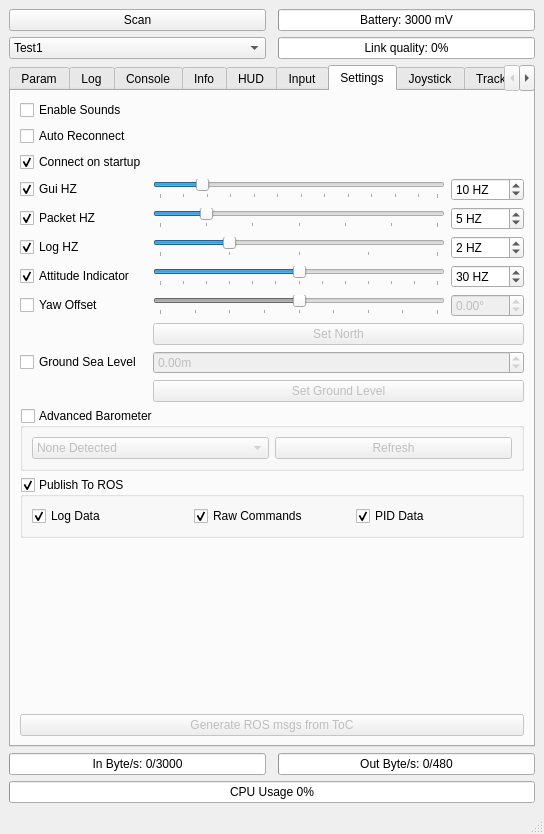
omwdunkley/crazyflieROS, file src/crazyflieROS/ui/driverGUI.ui: the form before one commit.
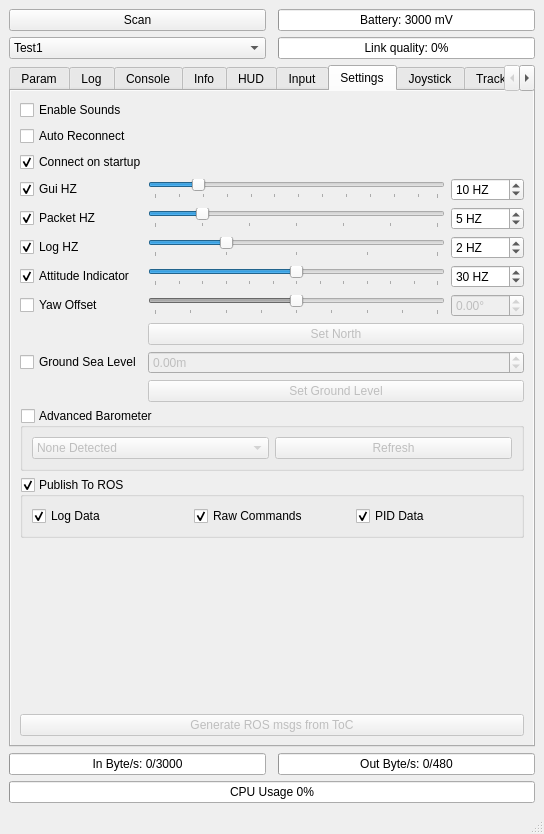
The form after the commit.

Commit message: added scrollbar to settings tab to reduce size below 800px

Patch:
```diff
--- a/src/crazyflieROS/ui/driverGUI.ui
+++ b/src/crazyflieROS/ui/driverGUI.ui
@@ -647,8 +647,136 @@
        <attribute name="title">
         <string>Settings</string>
        </attribute>
+       <layout class="QVBoxLayout" name="verticalLayout_6">
+        <property name="spacing">
+         <number>0</number>
+        </property>
+        <property name="margin">
+         <number>0</number>
+        </property>
+        <item>
+         <widget class="QScrollArea" name="scrollArea">
+          <property name="frameShape">
+           <enum>QFrame::NoFrame</enum>
+          </property>
+          <property name="lineWidth">
+           <number>0</number>
+          </property>
+          <property name="midLineWidth">
+           <number>0</number>
+          </property>
+          <property name="widgetResizable">
+           <bool>true</bool>
+          </property>
+          <widget class="QWidget" name="scrollAreaWidgetContents">
+           <property name="geometry">
+            <rect>
+             <x>0</x>
+             <y>0</y>
+             <width>522</width>
+             <height>608</height>
+            </rect>
+           </property>
        <layout class="QGridLayout" name="gridLayout_3">
-        <item row="6" column="2">
+            <item row="3" column="0">
+             <widget class="QCheckBox" name="checkBox_guiHZ">
+              <property name="toolTip">
+               <string>Limit the GUI update rate</string>
+              </property>
+              <property name="text">
+               <string>Gui HZ</string>
+              </property>
+              <property name="checked">
+               <bool>true</bool>
+              </property>
+             </widget>
+            </item>
+            <item row="3" column="1">
+             <widget class="QSlider" name="horizontalSlider_guiHZ">
+              <property name="minimum">
+               <number>1</number>
+              </property>
+              <property name="maximum">
+               <number>60</number>
+              </property>
+              <property name="pageStep">
+               <number>5</number>
+              </property>
+              <property name="value">
+               <number>10</number>
+              </property>
+              <property name="orientation">
+               <enum>Qt::Horizontal</enum>
+              </property>
+              <property name="tickPosition">
+               <enum>QSlider::TicksBelow</enum>
+              </property>
+             </widget>
+            </item>
+            <item row="3" column="2">
+             <widget class="QSpinBox" name="spinBox_guiHZ">
+              <property name="suffix">
+               <string> HZ</string>
+              </property>
+              <property name="minimum">
+               <number>1</number>
+              </property>
+              <property name="maximum">
+               <number>60</number>
+              </property>
+              <property name="singleStep">
+               <number>5</number>
+              </property>
+              <property name="value">
+               <number>10</number>
+              </property>
+             </widget>
+            </item>
+            <item row="4" column="0">
+             <widget class="QCheckBox" name="checkBox_pktHZ">
+              <property name="toolTip">
+               <string>the rate at which the packet in/out throughput is estimated</string>
+              </property>
+              <property name="text">
+               <string>Packet HZ</string>
+              </property>
+              <property name="checked">
+               <bool>true</bool>
+              </property>
+             </widget>
+            </item>
+            <item row="4" column="1">
+             <widget class="QSlider" name="horizontalSlider_pktHZ">
+              <property name="minimum">
+               <number>0</number>
+              </property>
+              <property name="maximum">
+               <number>30</number>
+              </property>
+              <property name="singleStep">
+               <number>5</number>
+              </property>
+              <property name="pageStep">
+               <number>10</number>
+              </property>
+              <property name="value">
+               <number>5</number>
+              </property>
+              <property name="sliderPosition">
+               <number>5</number>
+              </property>
+              <property name="orientation">
+               <enum>Qt::Horizontal</enum>
+              </property>
+              <property name="tickPosition">
+               <enum>QSlider::TicksBelow</enum>
+              </property>
+              <property name="tickInterval">
+               <number>5</number>
+              </property>
+             </widget>
+            </item>
+            <item row="4" column="2">
          <widget class="QSpinBox" name="spinBox_pktHZ">
           <property name="suffix">
            <string> HZ</string>
@@ -670,20 +798,20 @@
           </property>
          </widget>
         </item>
-        <item row="2" column="0">
-         <widget class="QCheckBox" name="checkBox_startupConnect">
+            <item row="5" column="0">
+             <widget class="QCheckBox" name="checkBox_logHZ">
           <property name="toolTip">
-           <string extracomment="Try to attempt a connection when starting the app"/>
+               <string>The rate at which the log rate estimation is updated</string>
           </property>
           <property name="text">
-           <string>Connect on startup</string>
+               <string>Log HZ</string>
           </property>
           <property name="checked">
            <bool>true</bool>
           </property>
          </widget>
         </item>
-        <item row="7" column="1">
+            <item row="5" column="1">
          <widget class="QSlider" name="horizontalSlider_logHZ">
           <property name="minimum">
            <number>1</number>
@@ -705,7 +833,89 @@
           </property>
          </widget>
         </item>
-        <item row="12" column="0">
+            <item row="5" column="2">
+             <widget class="QSpinBox" name="spinBox_logHZ">
+              <property name="suffix">
+               <string> HZ</string>
+              </property>
+              <property name="minimum">
+               <number>1</number>
+              </property>
+              <property name="maximum">
+               <number>5</number>
+              </property>
+              <property name="value">
+               <number>2</number>
+              </property>
+             </widget>
+            </item>
+            <item row="6" column="0">
+             <widget class="QCheckBox" name="checkBox_AI">
+              <property name="toolTip">
+               <string>AI update rate</string>
+              </property>
+              <property name="text">
+               <string>Attitude Indicator</string>
+              </property>
+              <property name="checked">
+               <bool>true</bool>
+              </property>
+             </widget>
+            </item>
+            <item row="6" column="1">
+             <widget class="QSlider" name="horizontalSlider_AI">
+              <property name="minimum">
+               <number>0</number>
+              </property>
+              <property name="maximum">
+               <number>60</number>
+              </property>
+              <property name="singleStep">
+               <number>5</number>
+              </property>
+              <property name="pageStep">
+               <number>10</number>
+              </property>
+              <property name="value">
+               <number>30</number>
+              </property>
+              <property name="sliderPosition">
+               <number>30</number>
+              </property>
+              <property name="orientation">
+               <enum>Qt::Horizontal</enum>
+              </property>
+              <property name="tickPosition">
+               <enum>QSlider::TicksBelow</enum>
+              </property>
+              <property name="tickInterval">
+               <number>5</number>
+              </property>
+             </widget>
+            </item>
+            <item row="6" column="2">
+             <widget class="QSpinBox" name="spinBox_AIHZ">
+              <property name="suffix">
+               <string> HZ</string>
+              </property>
+              <property name="prefix">
+               <string/>
+              </property>
+              <property name="minimum">
+               <number>1</number>
+              </property>
+              <property name="maximum">
+               <number>60</number>
+              </property>
+              <property name="singleStep">
+               <number>5</number>
+              </property>
+              <property name="value">
+               <number>30</number>
+              </property>
+             </widget>
+            </item>
+            <item row="7" column="0">
          <widget class="QCheckBox" name="checkBox_yaw">
           <property name="toolTip">
            <string>Add yaw offset</string>
@@ -715,7 +925,7 @@
           </property>
          </widget>
         </item>
-        <item row="12" column="1">
+            <item row="7" column="1">
          <widget class="QSlider" name="horizontalSlider_yaw">
           <property name="enabled">
            <bool>false</bool>
@@ -743,71 +953,7 @@
           </property>
          </widget>
         </item>
-        <item row="1" column="0">
-         <widget class="QCheckBox" name="checkBox_reconnect">
-          <property name="toolTip">
-           <string extracomment="Try to reconnect if an unintentional disconnect occurs"/>
-          </property>
-          <property name="text">
-           <string>Auto Reconnect</string>
-          </property>
-         </widget>
-        </item>
-        <item row="6" column="0">
-         <widget class="QCheckBox" name="checkBox_pktHZ">
-          <property name="toolTip">
-           <string>the rate at which the packet in/out throughput is estimated</string>
-          </property>
-          <property name="text">
-           <string>Packet HZ</string>
-          </property>
-          <property name="checked">
-           <bool>true</bool>
-          </property>
-         </widget>
-        </item>
-        <item row="0" column="0">
-         <widget class="QCheckBox" name="checkBox_beep">
-          <property name="toolTip">
-           <string extracomment="Enable beeping sounds. Will need the beep package and modprobe it"/>
-          </property>
-          <property name="text">
-           <string>Enable Sounds</string>
-          </property>
-         </widget>
-        </item>
-        <item row="6" column="1">
-         <widget class="QSlider" name="horizontalSlider_pktHZ">
-          <property name="minimum">
-           <number>0</number>
-          </property>
-          <property name="maximum">
-           <number>30</number>
-          </property>
-          <property name="singleStep">
-           <number>5</number>
-          </property>
-          <property name="pageStep">
-           <number>10</number>
-          </property>
-          <property name="value">
-           <number>5</number>
-          </property>
-          <property name="sliderPosition">
-           <number>5</number>
-          </property>
-          <property name="orientation">
-           <enum>Qt::Horizontal</enum>
-          </property>
-          <property name="tickPosition">
-           <enum>QSlider::TicksBelow</enum>
-          </property>
-          <property name="tickInterval">
-           <number>5</number>
-          </property>
-         </widget>
-        </item>
-        <item row="12" column="2">
+            <item row="7" column="2">
          <widget class="QDoubleSpinBox" name="doubleSpinBox_yaw">
           <property name="enabled">
            <bool>false</bool>
@@ -826,153 +972,57 @@
           </property>
          </widget>
         </item>
-        <item row="7" column="0">
-         <widget class="QCheckBox" name="checkBox_logHZ">
+            <item row="9" column="0">
+             <widget class="QCheckBox" name="checkBox_ground">
           <property name="toolTip">
-           <string>The rate at which the log rate estimation is updated</string>
+               <string>Use adjusted ground level for barometer</string>
           </property>
           <property name="text">
-           <string>Log HZ</string>
-          </property>
-          <property name="checked">
-           <bool>true</bool>
-          </property>
-         </widget>
-        </item>
-        <item row="24" column="0" colspan="3">
-         <widget class="QPushButton" name="pushButton_genRosMsg">
+               <string>Ground Sea Level</string>
+              </property>
+             </widget>
+            </item>
+            <item row="11" column="0" colspan="3">
+             <widget class="QGroupBox" name="groupBox_baro">
           <property name="enabled">
-           <bool>false</bool>
-          </property>
-          <property name="text">
-           <string>Generate ROS msgs from ToC</string>
-          </property>
-         </widget>
-        </item>
-        <item row="7" column="2">
-         <widget class="QSpinBox" name="spinBox_logHZ">
-          <property name="suffix">
-           <string> HZ</string>
-          </property>
-          <property name="minimum">
-           <number>1</number>
-          </property>
-          <property name="maximum">
-           <number>5</number>
-          </property>
-          <property name="value">
-           <number>2</number>
-          </property>
-         </widget>
-        </item>
-        <item row="8" column="1">
-         <widget class="QSlider" name="horizontalSlider_AI">
-          <property name="minimum">
-           <number>0</number>
-          </property>
-          <property name="maximum">
-           <number>60</number>
-          </property>
-          <property name="singleStep">
-           <number>5</number>
-          </property>
-          <property name="pageStep">
-           <number>10</number>
-          </property>
-          <property name="value">
-           <number>30</number>
-          </property>
-          <property name="sliderPosition">
-           <number>30</number>
-          </property>
-          <property name="orientation">
-           <enum>Qt::Horizontal</enum>
-          </property>
-          <property name="tickPosition">
-           <enum>QSlider::TicksBelow</enum>
-          </property>
-          <property name="tickInterval">
-           <number>5</number>
-          </property>
-         </widget>
-        </item>
-        <item row="8" column="0">
-         <widget class="QCheckBox" name="checkBox_AI">
-          <property name="toolTip">
-           <string>AI update rate</string>
+               <bool>true</bool>
+              </property>
+              <property name="title">
+               <string>Advanced Barometer</string>
+              </property>
+              <property name="checkable">
+               <bool>true</bool>
+              </property>
+              <property name="checked">
+               <bool>false</bool>
+              </property>
+              <layout class="QGridLayout" name="gridLayout_11">
+               <item row="0" column="0">
+                <widget class="QComboBox" name="comboBox_baro">
+                 <property name="enabled">
+                  <bool>false</bool>
+                 </property>
+                 <item>
+                  <property name="text">
+                   <string>None Detected</string>
+                  </property>
+                 </item>
+                </widget>
+               </item>
+               <item row="0" column="1">
+                <widget class="QPushButton" name="pushButton_baro">
+                 <property name="enabled">
+                  <bool>false</bool>
           </property>
           <property name="text">
-           <string>Attitude Indicator</string>
-          </property>
-          <property name="checked">
-           <bool>true</bool>
-          </property>
-         </widget>
-        </item>
-        <item row="8" column="2">
-         <widget class="QSpinBox" name="spinBox_AIHZ">
-          <property name="suffix">
-           <string> HZ</string>
-          </property>
-          <property name="prefix">
-           <string/>
-          </property>
-          <property name="minimum">
-           <number>1</number>
-          </property>
-          <property name="maximum">
-           <number>60</number>
-          </property>
-          <property name="singleStep">
-           <number>5</number>
-          </property>
-          <property name="value">
-           <number>30</number>
-          </property>
-         </widget>
-        </item>
-        <item row="4" column="2">
-         <widget class="QSpinBox" name="spinBox_guiHZ">
-          <property name="suffix">
-           <string> HZ</string>
-          </property>
-          <property name="minimum">
-           <number>1</number>
-          </property>
-          <property name="maximum">
-           <number>60</number>
-          </property>
-          <property name="singleStep">
-           <number>5</number>
-          </property>
-          <property name="value">
-           <number>10</number>
-          </property>
-         </widget>
-        </item>
-        <item row="4" column="1">
-         <widget class="QSlider" name="horizontalSlider_guiHZ">
-          <property name="minimum">
-           <number>1</number>
-          </property>
-          <property name="maximum">
-           <number>60</number>
-          </property>
-          <property name="pageStep">
-           <number>5</number>
-          </property>
-          <property name="value">
-           <number>10</number>
-          </property>
-          <property name="orientation">
-           <enum>Qt::Horizontal</enum>
-          </property>
-          <property name="tickPosition">
-           <enum>QSlider::TicksBelow</enum>
-          </property>
-         </widget>
-        </item>
-        <item row="19" column="0" colspan="3">
+                  <string>Refresh</string>
+                 </property>
+                </widget>
+               </item>
+              </layout>
+             </widget>
+            </item>
+            <item row="12" column="0" colspan="3">
          <widget class="QGroupBox" name="groupBox_ros">
           <property name="title">
            <string>Publish To ROS</string>
@@ -1014,40 +1064,20 @@
           </layout>
          </widget>
         </item>
-        <item row="13" column="1" colspan="2">
-         <widget class="QPushButton" name="pushButton_north">
-          <property name="enabled">
-           <bool>false</bool>
-          </property>
-          <property name="text">
-           <string>Set North</string>
-          </property>
-         </widget>
-        </item>
-        <item row="14" column="0">
-         <widget class="QCheckBox" name="checkBox_ground">
-          <property name="toolTip">
-           <string>Use adjusted ground level for barometer</string>
-          </property>
-          <property name="text">
-           <string>Ground Sea Level</string>
-          </property>
-         </widget>
-        </item>
-        <item row="4" column="0">
-         <widget class="QCheckBox" name="checkBox_guiHZ">
-          <property name="toolTip">
-           <string>Limit the GUI update rate</string>
-          </property>
-          <property name="text">
-           <string>Gui HZ</string>
-          </property>
-          <property name="checked">
-           <bool>true</bool>
-          </property>
-         </widget>
-        </item>
-        <item row="15" column="1" colspan="2">
+            <item row="13" column="0">
+             <spacer name="verticalSpacer">
+              <property name="orientation">
+               <enum>Qt::Vertical</enum>
+              </property>
+              <property name="sizeHint" stdset="0">
+               <size>
+                <width>20</width>
+                <height>38</height>
+               </size>
+              </property>
+             </spacer>
+            </item>
+            <item row="10" column="1" colspan="2">
          <widget class="QPushButton" name="pushButton_ground">
           <property name="enabled">
            <bool>false</bool>
@@ -1057,7 +1087,7 @@
           </property>
          </widget>
         </item>
-        <item row="14" column="1" colspan="2">
+            <item row="9" column="1" colspan="2">
          <widget class="QDoubleSpinBox" name="doubleSpinBox_ground">
           <property name="enabled">
            <bool>false</bool>
@@ -1076,58 +1106,62 @@
           </property>
          </widget>
         </item>
-        <item row="17" column="0" colspan="3">
-         <widget class="QGroupBox" name="groupBox_baro">
+            <item row="8" column="1" colspan="2">
+             <widget class="QPushButton" name="pushButton_north">
           <property name="enabled">
-           <bool>true</bool>
-          </property>
-          <property name="title">
-           <string>Advanced Barometer</string>
-          </property>
-          <property name="checkable">
-           <bool>true</bool>
+               <bool>false</bool>
+              </property>
+              <property name="text">
+               <string>Set North</string>
+              </property>
+             </widget>
+            </item>
+            <item row="2" column="0" colspan="3">
+             <widget class="QCheckBox" name="checkBox_startupConnect">
+              <property name="toolTip">
+               <string extracomment="Try to attempt a connection when starting the app"/>
+              </property>
+              <property name="text">
+               <string>Connect on startup</string>
           </property>
           <property name="checked">
-           <bool>false</bool>
-          </property>
-          <layout class="QGridLayout" name="gridLayout_11">
-           <item row="0" column="0">
-            <widget class="QComboBox" name="comboBox_baro">
-             <property name="enabled">
-              <bool>false</bool>
-             </property>
-             <item>
+               <bool>true</bool>
+              </property>
+             </widget>
+            </item>
+            <item row="1" column="0" colspan="2">
+             <widget class="QCheckBox" name="checkBox_reconnect">
+              <property name="toolTip">
+               <string extracomment="Try to reconnect if an unintentional disconnect occurs"/>
+              </property>
               <property name="text">
-               <string>None Detected</string>
+               <string>Auto Reconnect</string>
               </property>
-             </item>
-            </widget>
-           </item>
-           <item row="0" column="1">
-            <widget class="QPushButton" name="pushButton_baro">
+             </widget>
+            </item>
+            <item row="0" column="0" colspan="3">
+             <widget class="QCheckBox" name="checkBox_beep">
+              <property name="toolTip">
+               <string extracomment="Enable beeping sounds. Will need the beep package and modprobe it"/>
+              </property>
+              <property name="text">
+               <string>Enable Sounds</string>
+              </property>
+             </widget>
+            </item>
+            <item row="14" column="0" colspan="3">
+             <widget class="QPushButton" name="pushButton_genRosMsg">
              <property name="enabled">
               <bool>false</bool>
              </property>
              <property name="text">
-              <string>Refresh</string>
+               <string>Generate ROS msgs from ToC</string>
              </property>
             </widget>
            </item>
           </layout>
          </widget>
-        </item>
-        <item row="23" column="0">
-         <spacer name="verticalSpacer">
-          <property name="orientation">
-           <enum>Qt::Vertical</enum>
-          </property>
-          <property name="sizeHint" stdset="0">
-           <size>
-            <width>20</width>
-            <height>40</height>
-           </size>
-          </property>
-         </spacer>
+         </widget>
         </item>
        </layout>
       </widget>
```
Left out of the diff: 368 changed lines with no effect on the pictures. Lines whose indentation alone changed are shown as unchanged. The commit also changes 5 other files.
